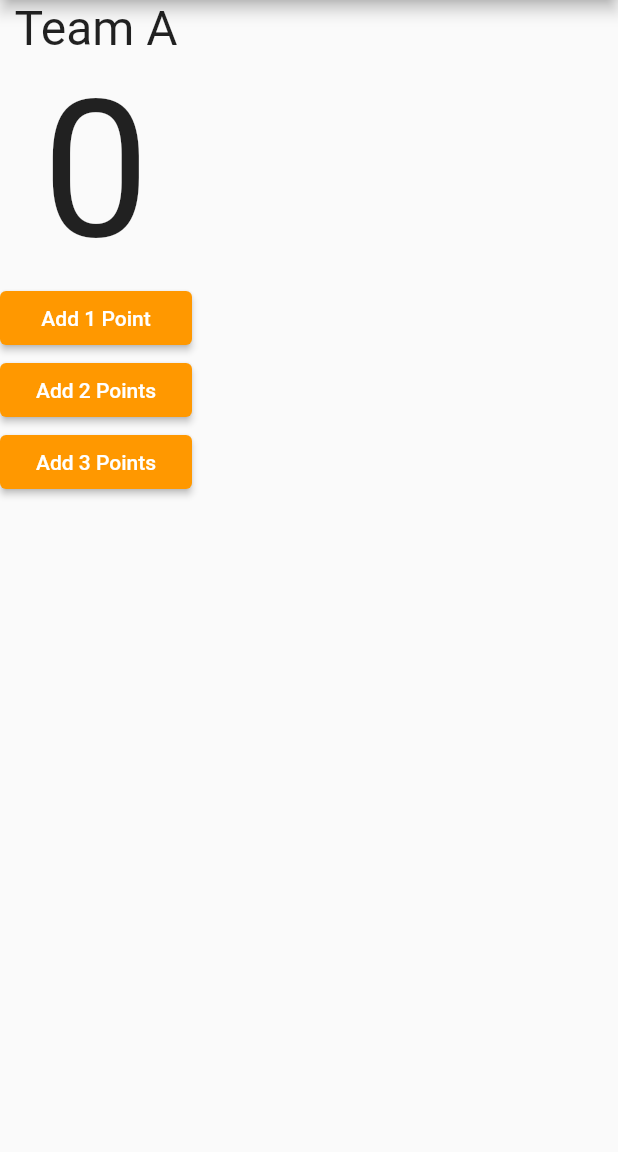
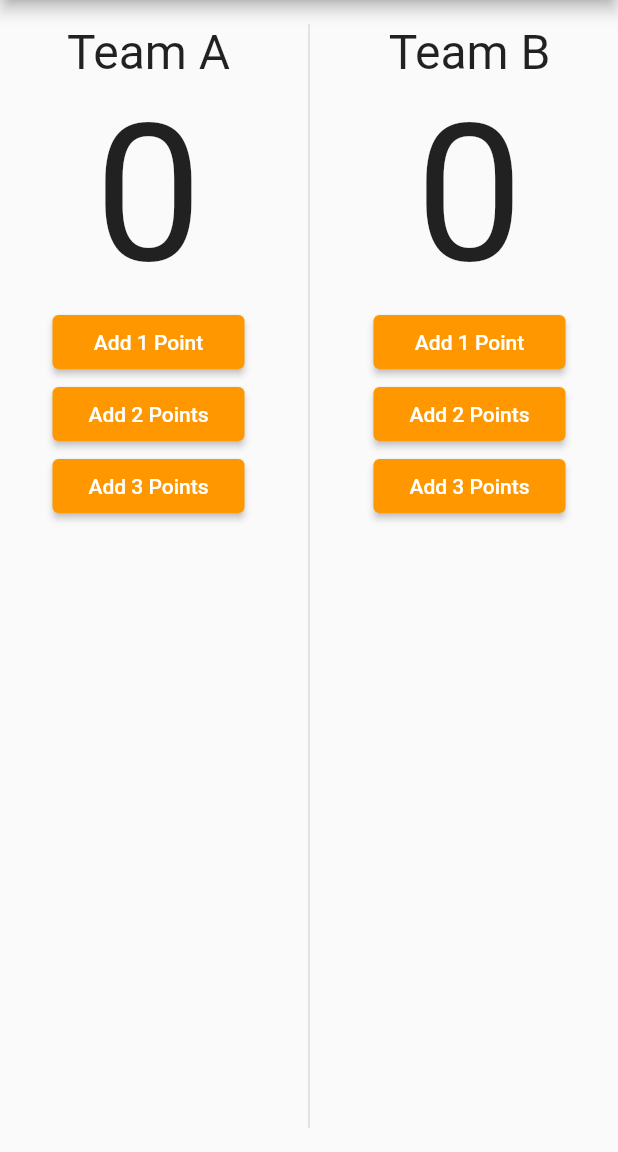
Before and after one commit to FadyFawzyOfficial/points_counter, a Flutter app: the screen it shows after launch, on a phone screen of 412 x 824 dp, the part 84-1236 px from its top. Run offline on Flutter 3.47's test engine with Material 2 defaults, Android fonts, the phone set to English and light mode, and no system bars.

Commit message:
3. Create a ScoreCounter Widget & Add Vertical Divider

```diff
--- a/lib/main.dart
+++ b/lib/main.dart
@@ -16,17 +16,38 @@ class App extends StatelessWidget {
         appBar: AppBar(
           title: const Text('Points Counter'),
         ),
-        body: Column(
+        body: const Padding(
+          padding: EdgeInsets.symmetric(vertical: 16),
+          child: Row(
+            mainAxisAlignment: MainAxisAlignment.spaceEvenly,
             children: [
-            const Text(
-              'Team A',
-              style: TextStyle(fontSize: 32),
+              ScoreCounter(name: 'Team A'),
+              VerticalDivider(thickness: 1),
+              ScoreCounter(name: 'Team B'),
+            ],
+          ),
+        ),
+      ),
+    );
+  }
+}
+
+class ScoreCounter extends StatelessWidget {
+  final String name;
+
+  const ScoreCounter({super.key, required this.name});
+
+  @override
+  Widget build(BuildContext context) {
+    return Column(
+      children: [
+        Text(
+          name,
+          style: const TextStyle(fontSize: 32),
         ),
         const Text(
           '0',
-              style: TextStyle(
-                fontSize: 128,
-              ),
+          style: TextStyle(fontSize: 128),
         ),
         MainElevatedButton(
           label: 'Add 1 Point',
@@ -41,8 +62,6 @@ class App extends StatelessWidget {
           onPressed: () {},
         ),
       ],
-        ),
-      ),
     );
   }
 }
```
Lines whose indentation alone changed are shown as unchanged.
